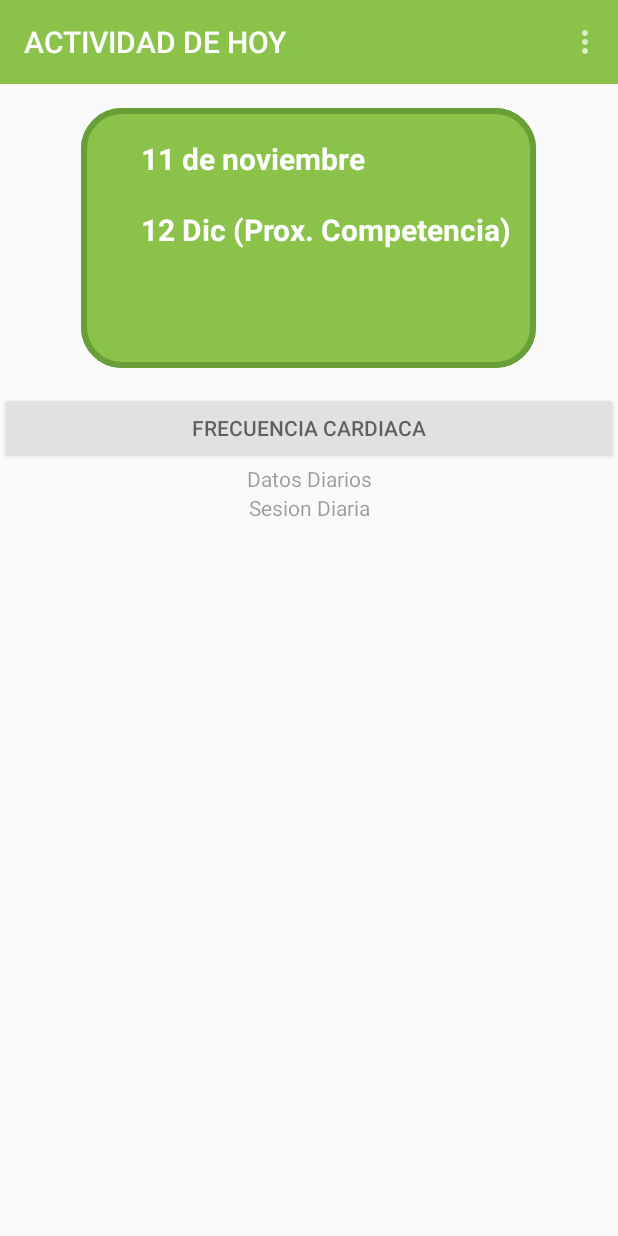
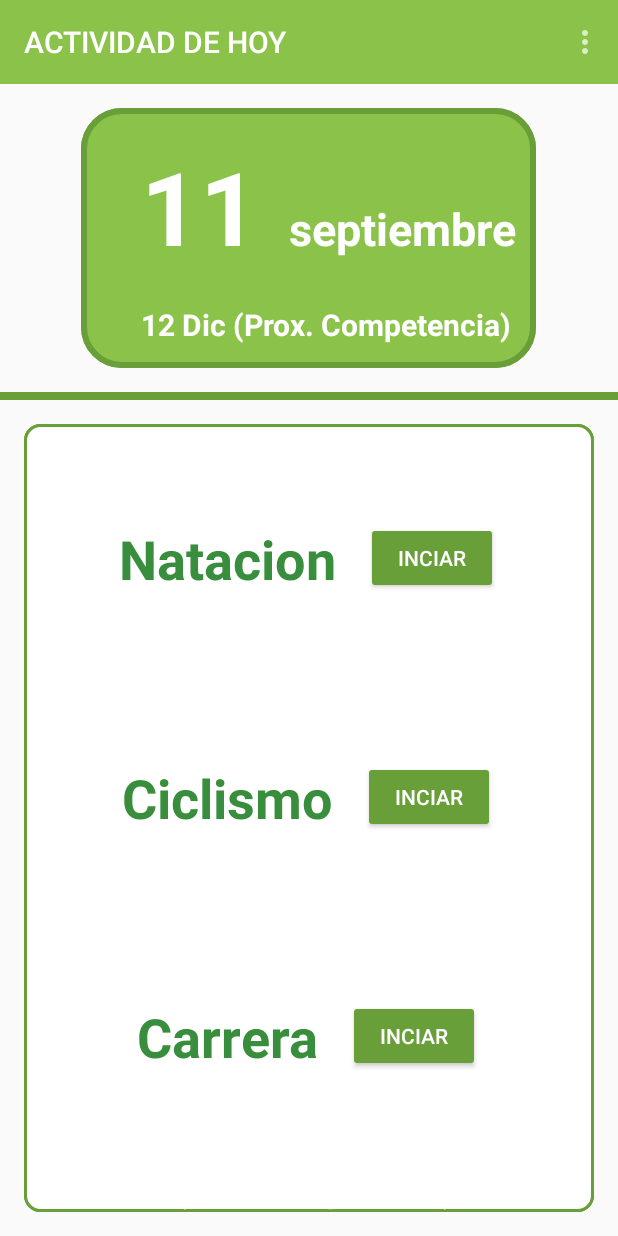
Before and after one commit to Summy21/ControlRendimiento, an Android app: the DiariaActivity screen opened directly, with no data from a screen before it, on a phone screen of 412 x 824 dp. Run offline under Robolectric (Android 15) with nearby library versions, the phone set to English and light mode, and no system bars; our stand-ins replace Firebase (no records; nobody signed in at launch, a user with empty details on screens opened directly).

Commit message:
ultimo commit 22 51

```diff
--- a/app/src/main/java/com/example/summy/controlrendimiento/views/RegistroAdminActivity.java
+++ b/app/src/main/java/com/example/summy/controlrendimiento/views/RegistroAdminActivity.java
@@ -90,12 +90,12 @@ public class RegistroAdminActivity extends AppCompatActivity {
     @Override
     public boolean onOptionsItemSelected(MenuItem item) {
         switch (item.getItemId()){
-            case R.id.item2:
+            case R.id.item1:
                 startActivity(new Intent(getApplicationContext(),ObtenerCompetenciasApiActivity.class));
                 break;
         }
         switch (item.getItemId()){
-            case R.id.item3:
+            case R.id.item2:
                 AlertDialog.Builder mBuilder = new AlertDialog.Builder(RegistroAdminActivity.this);
                 View mView = getLayoutInflater().inflate(R.layout.activity_dialog_competencia_nacional, null);
 
--- /dev/null
+++ b/app/src/main/res/drawable-mdpi/boton_cuatro.xml
@@ -0,0 +1,11 @@
+<?xml version="1.0" encoding="utf-8"?>
+<shape xmlns:android="http://schemas.android.com/apk/res/android">
+    <solid
+        android:color="@android:color/white"></solid>
+    <corners
+        android:radius="10dp"></corners>
+    <stroke
+        android:color="@color/colorPrimaryDark"
+        android:width="2dp"></stroke>
+
+</shape>
--- a/app/src/main/res/layout/activity_diaria.xml
+++ b/app/src/main/res/layout/activity_diaria.xml
@@ -27,37 +27,173 @@
         <LinearLayout
             android:layout_width="match_parent"
             android:layout_height="match_parent"
+            android:background="@drawable/boton_tres"
             android:orientation="vertical"
-            android:background="@drawable/boton_tres"
             android:layout_alignParentTop="true"
             android:layout_alignParentLeft="true"
             android:layout_alignParentStart="true">
-            <TextView
-                android:id="@+id/fecha_dia"
-                android:layout_width="wrap_content"
+
+            <LinearLayout
+                android:layout_width="match_parent"
                 android:layout_height="wrap_content"
-                android:text="11 de noviembre"
-                android:textColor="@android:color/white"
-                android:textSize="20dp"
-                android:textStyle="bold"
-                android:layout_centerHorizontal="true"
-                android:layout_marginLeft="40dp"
-                android:layout_marginStart="40dp"
-                android:layout_marginTop="20dp"/>
+                android:orientation="horizontal">
+
+                <TextView
+                    android:id="@+id/dia"
+                    android:layout_width="wrap_content"
+                    android:layout_height="wrap_content"
+                    android:layout_centerHorizontal="true"
+                    android:layout_marginLeft="40dp"
+                    android:layout_marginTop="20dp"
+                    android:text="11"
+                    android:textColor="@android:color/white"
+                    android:textSize="68dp"
+                    android:textStyle="bold" />
+
+                <TextView
+                    android:id="@+id/mes"
+                    android:layout_width="wrap_content"
+                    android:layout_height="wrap_content"
+                    android:layout_centerHorizontal="true"
+                    android:layout_marginLeft="20dp"
+                    android:layout_marginTop="20dp"
+                    android:text="septiembre"
+                    android:textColor="@android:color/white"
+                    android:textSize="30dp"
+                    android:textStyle="bold" />
+            </LinearLayout>
+
+
 
             <TextView
                 android:layout_width="wrap_content"
                 android:layout_height="wrap_content"
+                android:layout_marginLeft="40dp"
+                android:layout_marginStart="40dp"
+                android:layout_marginTop="20dp"
                 android:text="12 Dic (Prox. Competencia)"
                 android:textColor="@android:color/white"
+                android:textSize="20dp"
+                android:textStyle="bold" />
+        </LinearLayout>
+
+
+    </RelativeLayout>
+
+    <View
+        android:layout_width="match_parent"
+        android:layout_height="5dp"
+        android:background="@color/colorPrimaryDark"></View>
+
+    <RelativeLayout
+        android:layout_width="wrap_content"
+        android:layout_height="wrap_content"
+        android:layout_gravity="center"
+        android:layout_margin="@dimen/activity_vertical_margin"
+        android:background="@drawable/boton_cuatro">
+
+        <LinearLayout
+            android:layout_width="match_parent"
+            android:layout_height="match_parent"
+            android:background="@drawable/boton_cuatro"
+            android:orientation="vertical"
+            >
+
+            <LinearLayout
+                android:layout_width="match_parent"
+                android:layout_height="wrap_content"
+                android:orientation="horizontal"
+                android:gravity="center"
+                android:layout_weight="1">
+
+                <TextView
+                    android:id="@+id/natacion"
+                    android:layout_width="wrap_content"
+                    android:layout_height="wrap_content"
+                    android:layout_marginTop="10dp"
+                    android:text="Natacion"
+                    android:textColor="#388E3C"
+                    android:textSize="36dp"
+                    android:textStyle="bold" />
+
+                <Button
+                    android:layout_width="wrap_content"
+                    android:layout_height="wrap_content"
+                    android:layout_marginTop="10dp"
+                    android:layout_marginLeft="20dp"
+                    android:gravity="center"
+                    android:text="@string/iniciar"
+                    android:theme="@style/RaisedButtonDark" />
+            </LinearLayout>
+
+            <LinearLayout
+                android:layout_width="match_parent"
+                android:layout_height="wrap_content"
+                android:layout_weight="1"
+                android:gravity="center"
+                android:orientation="horizontal">
+
+                <TextView
+                    android:id="@+id/ciclismo"
+                    android:layout_width="wrap_content"
+                    android:layout_height="wrap_content"
+                    android:layout_marginTop="10dp"
+                    android:text="Ciclismo"
+                    android:textColor="#388E3C"
+                    android:textSize="36dp"
+                    android:textStyle="bold" />
+
+                <Button
+                    android:layout_width="wrap_content"
+                    android:layout_height="wrap_content"
+                    android:layout_marginLeft="20dp"
+                    android:layout_marginTop="10dp"
+                    android:gravity="center"
+                    android:text="@string/iniciar"
+                    android:theme="@style/RaisedButtonDark" />
+            </LinearLayout>
+
+            <LinearLayout
+                android:layout_width="match_parent"
+                android:layout_height="wrap_content"
+                android:orientation="horizontal"
+                android:gravity="center"
+                android:layout_weight="1">
+
+                <TextView
+                    android:id="@+id/carrera"
+                    android:layout_width="wrap_content"
+                    android:layout_height="wrap_content"
+                    android:layout_marginTop="10dp"
+                    android:text="Carrera"
+                    android:textColor="#388E3C"
+                    android:textSize="36dp"
+                    android:textStyle="bold" />
+
+                <Button
+                    android:layout_width="wrap_content"
+                    android:layout_height="wrap_content"
+                    android:layout_marginTop="10dp"
+                    android:layout_marginLeft="20dp"
+
+                    android:gravity="center"
+                    android:text="@string/iniciar"
+                    android:theme="@style/RaisedButtonDark" />
+            </LinearLayout>
+
+
+            <TextView
+                android:layout_width="wrap_content"
+                android:layout_height="wrap_content"
                 android:layout_below="@+id/fecha_dia"
-                android:textSize="20dp"
-                android:textStyle="bold"
                 android:layout_marginLeft="40dp"
                 android:layout_marginStart="40dp"
-                android:layout_marginTop="20dp"/>
+                android:layout_marginTop="20dp"
+                android:text="12 Dic (Prox. Competencia)"
+                android:textColor="@android:color/white"
+                android:textSize="20dp"
+                android:textStyle="bold" />
         </LinearLayout>
-
 
 
     </RelativeLayout>
@@ -73,12 +209,6 @@
             android:layout_height="match_parent"
             android:alpha="0.7"
             android:orientation="vertical">
-            <Button
-                android:id="@+id/datosFrecuenciaButton"
-                android:layout_width="match_parent"
-                android:layout_height="wrap_content"
-                android:onClick="frecuenciaCardiaca"
-                android:text="@string/datos_frecuencia" />
 
             <TextView
                 android:layout_width="match_parent"
--- a/app/src/main/res/menu/menu_activity_competencias_api.xml
+++ b/app/src/main/res/menu/menu_activity_competencias_api.xml
@@ -1,6 +1,15 @@
 <?xml version="1.0" encoding="utf-8"?>
 <menu xmlns:android="http://schemas.android.com/apk/res/android">
+    <item
+        android:id="@+id/item1"
+        android:title="Añadir Competencia Internacional"
+        android:icon="@mipmap/ic_launcher">
+    </item>
 
-
+    <item
+        android:id="@+id/item2"
+        android:title="Añadir Competencia Nacional"
+        android:icon="@mipmap/ic_launcher">
+    </item>
 
 </menu>
```
Also changed, not shown: app/src/main/java/com/example/summy/controlrendimiento/MainActivity.java (+4 -4 lines).
